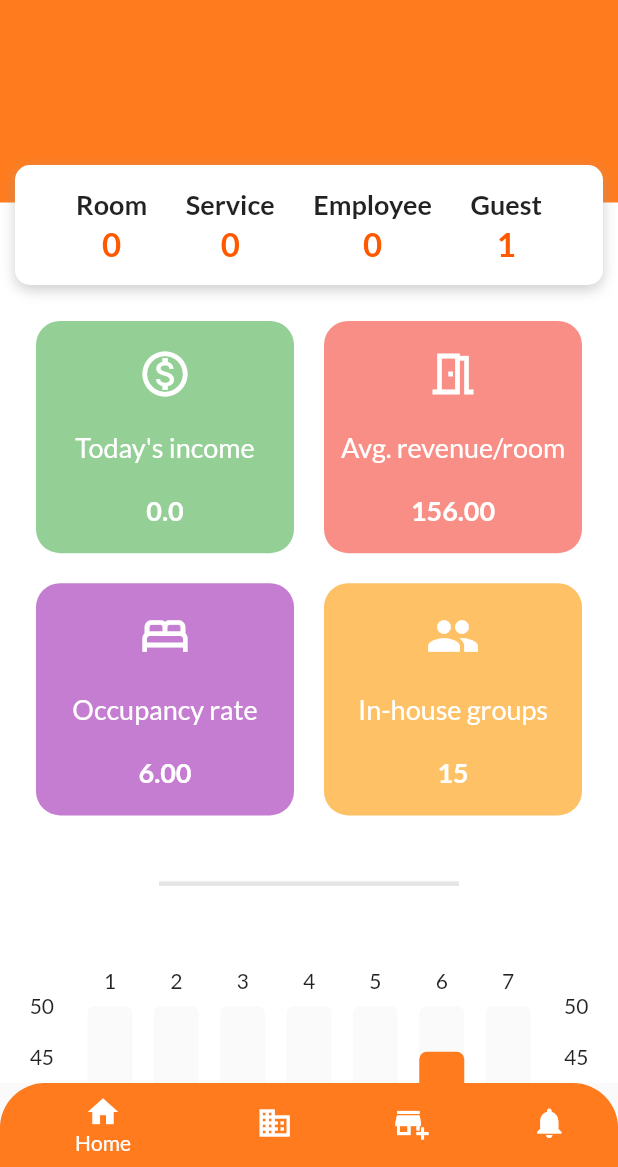
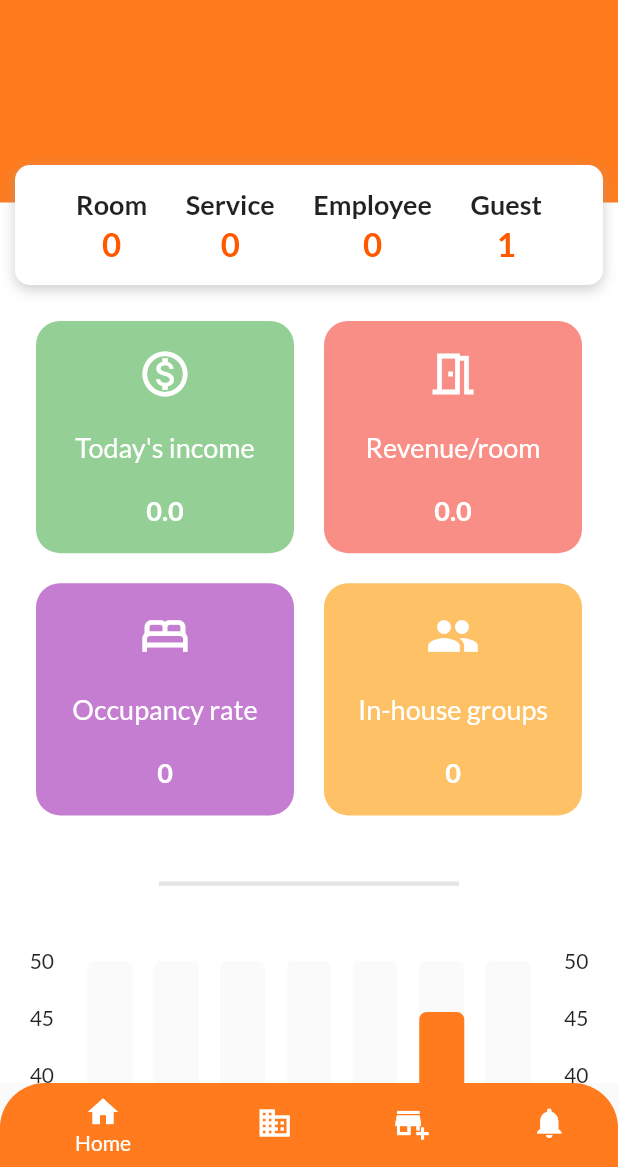
Before and after one commit to tsuna614/MHA-project, a Flutter app: the screen it shows once a user with an empty profile is signed in, on a phone screen of 412 x 824 dp, the part 69-1236 px from its top. Run offline on Flutter 3.47's test engine with Material 2 defaults, Android fonts, the phone set to English and light mode, and no system bars; drawn by our look-alikes of fl_chart; our stand-ins replace cloud_firestore, firebase_auth, firebase_core, firebase_storage, google_fonts, image_picker; accounts and stored records are empty.

Commit message:
fixed booking + finished report card

```diff
--- a/mha_project/lib/screens/hotel-screens/home-screen/chart/bar_graph.dart
+++ b/mha_project/lib/screens/hotel-screens/home-screen/chart/bar_graph.dart
@@ -25,6 +25,18 @@ class MyBarGraph extends StatelessWidget {
       minY: 0,
       gridData: FlGridData(show: false),
       borderData: FlBorderData(show: false),
+      titlesData: FlTitlesData(
+        show: true,
+        topTitles: AxisTitles(
+          sideTitles: SideTitles(showTitles: false),
+        ), // hide top titles
+        bottomTitles: AxisTitles(
+          sideTitles: SideTitles(
+            showTitles: true,
+            getTitlesWidget: getBottomTiles,
+          ),
+        ),
+      ),
       barGroups: data.barData
           .map(
             (data) => BarChartGroupData(
@@ -48,3 +60,40 @@ class MyBarGraph extends StatelessWidget {
     ));
   }
 }
+
+Widget getBottomTiles(double value, TitleMeta meta) {
+  const style = TextStyle(
+      // color: Colors.grey,
+      // fontWeight: FontWeight.bold,
+      // fontSize: 14,
+      );
+
+  Widget text;
+  switch (value.toInt()) {
+    case 1:
+      text = const Text('Mo', style: style);
+      break;
+    case 2:
+      text = const Text('Tu', style: style);
+      break;
+    case 3:
+      text = const Text('We', style: style);
+      break;
+    case 4:
+      text = const Text('Th', style: style);
+      break;
+    case 5:
+      text = const Text('Fr', style: style);
+      break;
+    case 6:
+      text = const Text('Sa', style: style);
+      break;
+    case 7:
+      text = const Text('Su', style: style);
+      break;
+    default:
+      text = const Text('Null', style: style);
+      break;
+  }
+  return text;
+}
--- a/mha_project/lib/screens/hotel-screens/home-screen/report_card.dart
+++ b/mha_project/lib/screens/hotel-screens/home-screen/report_card.dart
@@ -21,9 +21,9 @@ class ReportCard extends StatefulWidget {
 
 class _ReportCardState extends State<ReportCard> {
   double numberOfIncome = 0.0;
-  var numberOfRevenue;
-  var numberOfOccupancy;
-  var numberOfGuests;
+  double numberOfRevenue = 0;
+  int numberOfOccupancy = 0;
+  int numberOfGuests = 0;
 
   // bool isBookingToday() {}
 
@@ -38,8 +38,9 @@ class _ReportCardState extends State<ReportCard> {
         date1.year == date2.year;
   }
 
-  void getReportData() {
-    firestoreRef
+  void getReportData() async {
+    // GET TODAY'S INCOME
+    await firestoreRef
         .collection('booking')
         .where('userId', isEqualTo: user.uid)
         .get()
@@ -49,6 +50,45 @@ class _ReportCardState extends State<ReportCard> {
         if (_isSameDate(bookingDate, DateTime.now())) {
           setState(() {
             numberOfIncome += doc['price'];
+          });
+        }
+      });
+    });
+
+    // GET REVENUE/ROOM
+    double totalRevenue = 0;
+    double numberOfRooms = 0;
+    await firestoreRef
+        .collection('room')
+        .where('userId', isEqualTo: user.uid)
+        .get()
+        .then((QuerySnapshot snapshot) {
+      snapshot.docs.forEach((doc) {
+        totalRevenue += double.parse(doc['price']);
+        numberOfRooms++;
+      });
+    });
+    if (numberOfRooms == 0) numberOfRooms = 1;
+    setState(() {
+      numberOfRevenue = totalRevenue / numberOfRooms;
+    });
+
+    // GET OCCUPANCY RATE + IN-HOUSE GROUPS
+    final now = DateTime.now();
+    Timestamp arrival, departure;
+    await firestoreRef
+        .collection('booking')
+        .where('userId', isEqualTo: user.uid)
+        .get()
+        .then((QuerySnapshot snapshot) {
+      snapshot.docs.forEach((doc) {
+        arrival = doc['arrival'];
+        departure = doc['departure'];
+        if (now.compareTo(arrival.toDate()) > 0 &&
+            now.compareTo(departure.toDate()) < 0) {
+          setState(() {
+            numberOfOccupancy++;
+            numberOfGuests++;
           });
         }
       });
@@ -77,18 +117,18 @@ class _ReportCardState extends State<ReportCard> {
           break;
         case 'revenue':
           reportCardIcon = Icons.meeting_room_outlined;
-          titleText = 'Avg. revenue/room';
-          mainText = '156.00';
+          titleText = 'Revenue/room';
+          mainText = numberOfRevenue.toStringAsFixed(1);
           break;
         case 'occupancy':
           reportCardIcon = Icons.bed_outlined;
           titleText = 'Occupancy rate';
-          mainText = '6.00';
+          mainText = numberOfOccupancy.toString();
           break;
         case 'guest':
           reportCardIcon = Icons.people;
           titleText = 'In-house groups';
-          mainText = '15';
+          mainText = numberOfGuests.toString();
           break;
       }
     }
```
Also changed, not shown: mha_project/lib/screens/hotel-screens/booking-screen/booking_screen.dart (+12 -18 lines).
